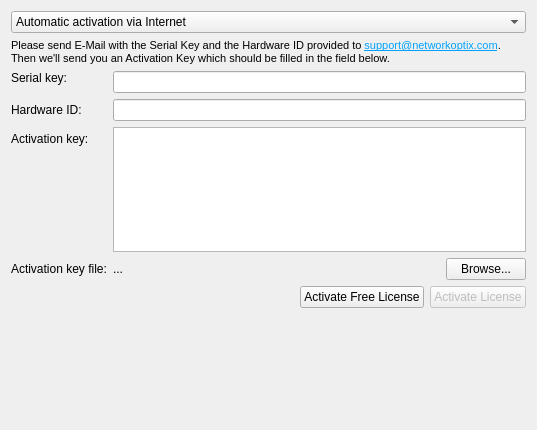
Old version of the form client/src/ui/widgets/settings/license_widget.ui in the repository networkoptix/nx_open.
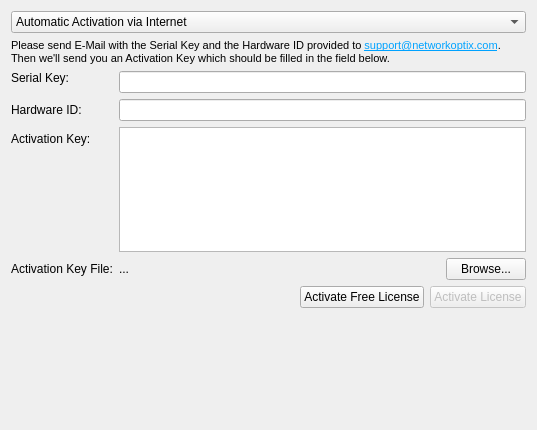
New version of the form.

What changed in the file:
```diff
--- a/client/src/ui/widgets/settings/license_widget.ui
+++ b/client/src/ui/widgets/settings/license_widget.ui
@@ -27,7 +27,7 @@
      </property>
      <item>
       <property name="text">
-       <string>Automatic activation via Internet</string>
+       <string>Automatic Activation via Internet</string>
       </property>
      </item>
      <item>
@@ -77,7 +77,7 @@
         </sizepolicy>
        </property>
        <property name="text">
-        <string>Serial key:</string>
+        <string>Serial Key:</string>
        </property>
        <property name="alignment">
         <set>Qt::AlignRight|Qt::AlignTrailing|Qt::AlignVCenter</set>
@@ -120,7 +120,7 @@
      <item row="2" column="0">
       <widget class="QLabel" name="activationKeyLabel">
        <property name="text">
-        <string>Activation key:</string>
+        <string>Activation Key:</string>
        </property>
       </widget>
      </item>
@@ -167,7 +167,7 @@
      <item row="4" column="0">
       <widget class="QLabel" name="activationKeyFileLabel">
        <property name="text">
-        <string>Activation key file:</string>
+        <string>Activation Key File:</string>
        </property>
       </widget>
      </item>
```
Left out of the diff: 2 changed lines with no effect on the pictures.
